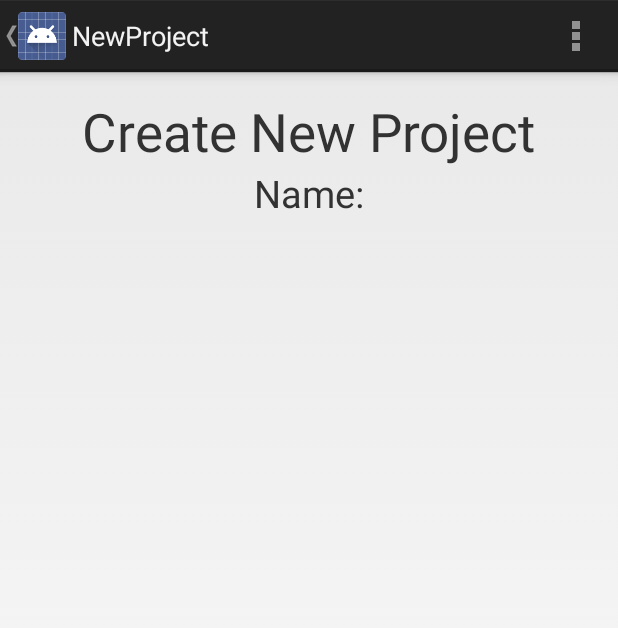
After one commit to meggiman/Money_split, an Android app: the NewProject screen opened directly, with no data from a screen before it, on a phone screen of 412 x 824 dp. The commit adds this screen. Shown: the top 628 px of the screen. Run offline under Robolectric (Android 15) with nearby library versions, the light colour scheme and no system bars.

Commit message:
Modified Main-Actionbar and created newProject Activity.

```diff
--- a/app/build.gradle
+++ b/app/build.gradle
@@ -1,8 +1,8 @@
 apply plugin: 'com.android.application'
 
 android {
-    compileSdkVersion 20
-    buildToolsVersion "20.0.0"
+    compileSdkVersion 19
+    buildToolsVersion '20.0.0'
 
     defaultConfig {
         applicationId "ch.ethz.itet.pps.pps_money_split"
--- /dev/null
+++ b/app/src/main/java/ch/ethz/itet/pps/budgetSplit/NewProject.java
@@ -0,0 +1,36 @@
+package ch.ethz.itet.pps.budgetSplit;
+
+import android.app.Activity;
+import android.os.Bundle;
+import android.view.Menu;
+import android.view.MenuItem;
+import ch.ethz.itet.pps.budgetSplit.*;
+
+public class NewProject extends Activity {
+
+    @Override
+    protected void onCreate(Bundle savedInstanceState) {
+        super.onCreate(savedInstanceState);
+        setContentView(R.layout.activity_new_project);
+    }
+
+
+    @Override
+    public boolean onCreateOptionsMenu(Menu menu) {
+        // Inflate the menu; this adds items to the action bar if it is present.
+        getMenuInflater().inflate(R.menu.new_project, menu);
+        return true;
+    }
+
+    @Override
+    public boolean onOptionsItemSelected(MenuItem item) {
+        // Handle action bar item clicks here. The action bar will
+        // automatically handle clicks on the Home/Up button, so long
+        // as you specify a parent activity in AndroidManifest.xml.
+        int id = item.getItemId();
+        if (id == R.id.action_settings) {
+            return true;
+        }
+        return super.onOptionsItemSelected(item);
+    }
+}
--- /dev/null
+++ b/app/src/main/res/layout/activity_new_project.xml
@@ -0,0 +1,53 @@
+<?xml version="1.0" encoding="utf-8"?>
+
+<RelativeLayout xmlns:android="http://schemas.android.com/apk/res/android"
+    android:layout_width="match_parent"
+    android:layout_height="match_parent"
+    android:paddingLeft="@dimen/activity_horizontal_margin"
+    android:paddingRight="@dimen/activity_horizontal_margin"
+    android:paddingTop="@dimen/activity_vertical_margin"
+    android:paddingBottom="@dimen/activity_vertical_margin">
+
+
+    <!-- TextViews -->
+    <TextView
+        android:layout_width="wrap_content"
+        android:layout_height="wrap_content"
+        android:text="Create New Project"
+        android:textSize="35dp"
+        android:layout_centerHorizontal="true"
+        android:id="@+id/new_project_window_title"/>
+
+    <TextView
+        android:layout_width="wrap_content"
+        android:layout_height="wrap_content"
+        android:text="Name:"
+        android:textSize="25dp"
+        android:id="@+id/new_project_window_name"
+        android:layout_alignTop="@+id/new_project_window_formater1"
+        android:layout_centerHorizontal="true" />
+
+    <!-- Input Fields -->
+
+    <!--<EditText
+        android:layout_width="fill_parent"
+        android:layout_height="wrap_content"
+        android:inputType="text"
+        android:layout_toLeftOf="@id/new_project_window_name"
+        android:id="@+id/new_project_window_inputfield1"/> -->
+    <!-- Layout related Textviews, blank -->
+
+    <TextView
+        android:layout_width="wrap_content"
+        android:layout_height="70dp"
+        android:text="                       "
+        android:layout_below="@id/new_project_window_title"
+        android:id="@+id/new_project_window_formater1"/>
+
+    <TextView
+        android:layout_width="wrap_content"
+        android:layout_height="70dp"
+        android:text="                  "
+        android:layout_below="@id/new_project_window_formater1"
+        android:id="@+id/new_project_window_formater2"/>
+</RelativeLayout>
--- /dev/null
+++ b/app/src/main/res/menu/new_project.xml
@@ -0,0 +1,8 @@
+<menu xmlns:android="http://schemas.android.com/apk/res/android"
+    xmlns:tools="http://schemas.android.com/tools"
+    tools:context="ch.ethz.itet.pps.budgetSplit.NewProject" >
+    <item android:id="@+id/action_settings"
+        android:title="@string/action_settings"
+        android:orderInCategory="100"
+        android:showAsAction="never" />
+</menu>
--- a/app/src/main/res/values/strings.xml
+++ b/app/src/main/res/values/strings.xml
@@ -6,5 +6,6 @@
     <string name="action_settings">Settings</string>
     <string name="project_add">Neues Projekt hinzufügen</string>
     <string name="projects">Projekte</string>
+    <string name="title_activity_new_project">NewProject</string>
 
 </resources>
```
Also changed, not shown: app/src/main/AndroidManifest.xml (+12 -3 lines), app/src/main/java/ch/ethz/itet/pps/budgetSplit/Main.java (+9 -4 lines), app/src/main/res/menu/main.xml (+13 -7 lines), 1 other file.
